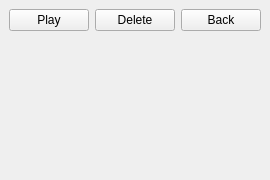
The window that src/ui/recorder/RecorderInfoWidget.ui (ntadej/tano) describes before a commit, drawn with Qt 5.
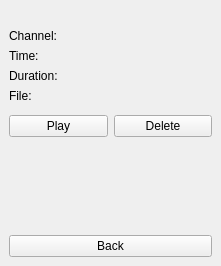
The same window after the commit. The open tabs and pages were chosen to show the change. Icons and pictures are not drawn. Custom widgets are drawn as their Qt base class.

```diff
--- a/src/ui/recorder/RecorderInfoWidget.ui
+++ b/src/ui/recorder/RecorderInfoWidget.ui
@@ -7,7 +7,7 @@
     <x>0</x>
     <y>0</y>
     <width>221</width>
-    <height>180</height>
+    <height>266</height>
    </rect>
   </property>
   <property name="currentIndex">
@@ -143,40 +143,135 @@
   </widget>
   <widget class="QWidget" name="pageRecording">
    <layout class="QGridLayout" name="gridLayout">
-    <item row="0" column="0">
-     <widget class="QPushButton" name="buttonRPlay">
+    <item row="0" column="0" colspan="2">
+     <widget class="QLabel" name="valueRName"/>
+    </item>
+    <item row="1" column="0">
+     <widget class="QLabel" name="labelRChannel">
+      <property name="sizePolicy">
+       <sizepolicy hsizetype="Maximum" vsizetype="Preferred">
+        <horstretch>0</horstretch>
+        <verstretch>0</verstretch>
+       </sizepolicy>
+      </property>
       <property name="text">
-       <string>Play</string>
+       <string>Channel:</string>
       </property>
      </widget>
     </item>
-    <item row="0" column="1">
-     <widget class="QPushButton" name="buttonRDelete">
+    <item row="1" column="1">
+     <widget class="QLabel" name="valueRChannel">
       <property name="text">
-       <string>Delete</string>
+       <string/>
       </property>
      </widget>
     </item>
-    <item row="0" column="2">
+    <item row="2" column="0">
+     <widget class="QLabel" name="labelRTime">
+      <property name="sizePolicy">
+       <sizepolicy hsizetype="Maximum" vsizetype="Preferred">
+        <horstretch>0</horstretch>
+        <verstretch>0</verstretch>
+       </sizepolicy>
+      </property>
+      <property name="text">
+       <string>Time:</string>
+      </property>
+     </widget>
+    </item>
+    <item row="2" column="1">
+     <widget class="QLabel" name="valueRTime"/>
+    </item>
+    <item row="3" column="0">
+     <widget class="QLabel" name="labelRDuration">
+      <property name="sizePolicy">
+       <sizepolicy hsizetype="Maximum" vsizetype="Preferred">
+        <horstretch>0</horstretch>
+        <verstretch>0</verstretch>
+       </sizepolicy>
+      </property>
+      <property name="text">
+       <string>Duration:</string>
+      </property>
+     </widget>
+    </item>
+    <item row="3" column="1">
+     <widget class="QLabel" name="valueRDuration"/>
+    </item>
+    <item row="4" column="0">
+     <widget class="QLabel" name="labelRFile">
+      <property name="sizePolicy">
+       <sizepolicy hsizetype="Maximum" vsizetype="Preferred">
+        <horstretch>0</horstretch>
+        <verstretch>0</verstretch>
+       </sizepolicy>
+      </property>
+      <property name="text">
+       <string>File:</string>
+      </property>
+     </widget>
+    </item>
+    <item row="5" column="0" colspan="2">
+     <widget class="ScrollingWidget" name="valueRFile" native="true"/>
+    </item>
+    <item row="6" column="0" colspan="2">
+     <layout class="QHBoxLayout" name="horizontalLayout">
+      <item>
+       <widget class="QPushButton" name="buttonRPlay">
+        <property name="text">
+         <string>Play</string>
+        </property>
+        <property name="icon">
+         <iconset resource="../../../data/icons.qrc">
+          <normaloff>:/icons/24x24/media-playback-start.png</normaloff>:/icons/24x24/media-playback-start.png</iconset>
+        </property>
+        <property name="iconSize">
+         <size>
+          <width>24</width>
+          <height>24</height>
+         </size>
+        </property>
+       </widget>
+      </item>
+      <item>
+       <widget class="QPushButton" name="buttonRDelete">
+        <property name="text">
+         <string>Delete</string>
+        </property>
+        <property name="icon">
+         <iconset resource="../../../data/icons.qrc">
+          <normaloff>:/icons/24x24/remove.png</normaloff>:/icons/24x24/remove.png</iconset>
+        </property>
+        <property name="iconSize">
+         <size>
+          <width>24</width>
+          <height>24</height>
+         </size>
+        </property>
+       </widget>
+      </item>
+     </layout>
+    </item>
+    <item row="7" column="0" colspan="2">
+     <spacer name="verticalSpacer_2">
+      <property name="orientation">
+       <enum>Qt::Vertical</enum>
+      </property>
+      <property name="sizeHint" stdset="0">
+       <size>
+        <width>20</width>
+        <height>40</height>
+       </size>
+      </property>
+     </spacer>
+    </item>
+    <item row="8" column="0" colspan="2">
      <widget class="QPushButton" name="buttonRBack">
       <property name="text">
        <string>Back</string>
       </property>
      </widget>
     </item>
-    <item row="1" column="0" colspan="3">
-     <spacer name="verticalSpacer_2">
-      <property name="orientation">
-       <enum>Qt::Vertical</enum>
-      </property>
-      <property name="sizeHint" stdset="0">
-       <size>
-        <width>20</width>
-        <height>40</height>
-       </size>
-      </property>
-     </spacer>
-    </item>
    </layout>
   </widget>
   <widget class="QWidget" name="pageTimer">
```
Left out of the diff: 4 changed lines with no effect on the pictures.
